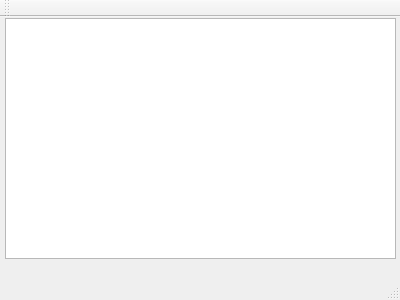
sundw2014/chat_P2P, file mainwindow.ui: the form before one commit.
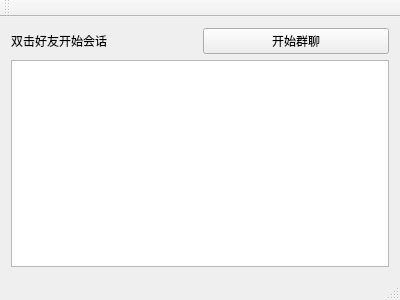
The form after the commit.

Commit message: add myName, group Session ui

```diff
--- a/mainwindow.ui
+++ b/mainwindow.ui
@@ -14,19 +14,33 @@
    <string>MainWindow</string>
   </property>
   <widget class="QWidget" name="centralWidget">
+   <layout class="QVBoxLayout" name="verticalLayout">
+    <item>
+     <layout class="QHBoxLayout" name="horizontalLayout">
+      <item>
+       <widget class="QLabel" name="label">
+        <property name="text">
+         <string>双击好友开始会话</string>
+        </property>
+       </widget>
+      </item>
+      <item>
+       <widget class="QPushButton" name="pushButton_newGroupSession">
+        <property name="text">
+         <string>开始群聊</string>
+        </property>
+       </widget>
+      </item>
+     </layout>
+    </item>
+    <item>
    <widget class="QListView" name="listView_friends">
-    <property name="geometry">
-     <rect>
-      <x>5</x>
-      <y>1</y>
-      <width>391</width>
-      <height>241</height>
-     </rect>
-    </property>
     <property name="editTriggers">
      <set>QAbstractItemView::NoEditTriggers</set>
     </property>
    </widget>
+    </item>
+   </layout>
   </widget>
   <widget class="QMenuBar" name="menuBar">
    <property name="geometry">
```
Lines whose indentation alone changed are shown as unchanged. The commit also changes 9 other files.
